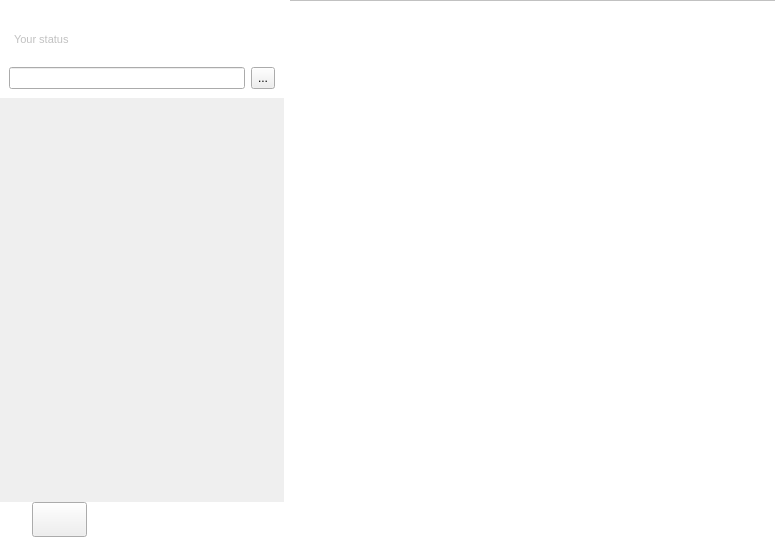
Old version of the form src/mainwindow.ui in the repository qTox/qTox.
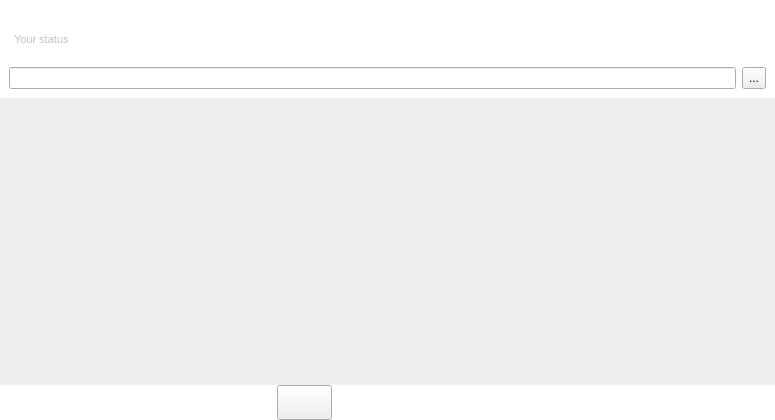
New version of the form. Icons and pictures are not drawn. Custom widgets are drawn as their Qt base class.

Commit message: Multi-window capabilities for all chats and menus

Diff of the .ui file:
```diff
--- a/src/mainwindow.ui
+++ b/src/mainwindow.ui
@@ -7,7 +7,7 @@
     <x>0</x>
     <y>0</y>
     <width>775</width>
-    <height>537</height>
+    <height>420</height>
    </rect>
   </property>
   <property name="minimumSize">
@@ -1288,555 +1288,6 @@
         </item>
        </layout>
       </widget>
-      <widget class="QWidget" name="mainPanel" native="true">
-       <property name="sizePolicy">
-        <sizepolicy hsizetype="MinimumExpanding" vsizetype="Preferred">
-         <horstretch>0</horstretch>
-         <verstretch>0</verstretch>
-        </sizepolicy>
-       </property>
-       <property name="palette">
-        <palette>
-         <active>
-          <colorrole role="WindowText">
-           <brush brushstyle="SolidPattern">
-            <color alpha="255">
-             <red>0</red>
-             <green>0</green>
-             <blue>0</blue>
-            </color>
-           </brush>
-          </colorrole>
-          <colorrole role="Button">
-           <brush brushstyle="SolidPattern">
-            <color alpha="255">
-             <red>255</red>
-             <green>255</green>
-             <blue>255</blue>
-            </color>
-           </brush>
-          </colorrole>
-          <colorrole role="Light">
-           <brush brushstyle="SolidPattern">
-            <color alpha="255">
-             <red>255</red>
-             <green>255</green>
-             <blue>255</blue>
-            </color>
-           </brush>
-          </colorrole>
-          <colorrole role="Midlight">
-           <brush brushstyle="SolidPattern">
-            <color alpha="255">
-             <red>255</red>
-             <green>255</green>
-             <blue>255</blue>
-            </color>
-           </brush>
-          </colorrole>
-          <colorrole role="Dark">
-           <brush brushstyle="SolidPattern">
-            <color alpha="255">
-             <red>127</red>
-             <green>127</green>
-             <blue>127</blue>
-            </color>
-           </brush>
-          </colorrole>
-          <colorrole role="Mid">
-           <brush brushstyle="SolidPattern">
-            <color alpha="255">
-             <red>170</red>
-             <green>170</green>
-             <blue>170</blue>
-            </color>
-           </brush>
-          </colorrole>
-          <colorrole role="Text">
-           <brush brushstyle="SolidPattern">
-            <color alpha="255">
-             <red>0</red>
-             <green>0</green>
-             <blue>0</blue>
-            </color>
-           </brush>
-          </colorrole>
-          <colorrole role="BrightText">
-           <brush brushstyle="SolidPattern">
-            <color alpha="255">
-             <red>255</red>
-             <green>255</green>
-             <blue>255</blue>
-            </color>
-           </brush>
-          </colorrole>
-          <colorrole role="ButtonText">
-           <brush brushstyle="SolidPattern">
-            <color alpha="255">
-             <red>0</red>
-             <green>0</green>
-             <blue>0</blue>
-            </color>
-           </brush>
-          </colorrole>
-          <colorrole role="Base">
-           <brush brushstyle="SolidPattern">
-            <color alpha="255">
-             <red>255</red>
-             <green>255</green>
-             <blue>255</blue>
-            </color>
-           </brush>
-          </colorrole>
-          <colorrole role="Window">
-           <brush brushstyle="SolidPattern">
-            <color alpha="255">
-             <red>255</red>
-             <green>255</green>
-             <blue>255</blue>
-            </color>
-           </brush>
-          </colorrole>
-          <colorrole role="Shadow">
-           <brush brushstyle="SolidPattern">
-            <color alpha="255">
-             <red>0</red>
-             <green>0</green>
-             <blue>0</blue>
-            </color>
-           </brush>
-          </colorrole>
-          <colorrole role="AlternateBase">
-           <brush brushstyle="SolidPattern">
-            <color alpha="255">
-             <red>255</red>
-             <green>255</green>
-             <blue>255</blue>
-            </color>
-           </brush>
-          </colorrole>
-          <colorrole role="ToolTipBase">
-           <brush brushstyle="SolidPattern">
-            <color alpha="255">
-             <red>255</red>
-             <green>255</green>
-             <blue>220</blue>
-            </color>
-           </brush>
-          </colorrole>
-          <colorrole role="ToolTipText">
-           <brush brushstyle="SolidPattern">
-            <color alpha="255">
-             <red>0</red>
-             <green>0</green>
-             <blue>0</blue>
-            </color>
-           </brush>
-          </colorrole>
-         </active>
-         <inactive>
-          <colorrole role="WindowText">
-           <brush brushstyle="SolidPattern">
-            <color alpha="255">
-             <red>0</red>
-             <green>0</green>
-             <blue>0</blue>
-            </color>
-           </brush>
-          </colorrole>
-          <colorrole role="Button">
-           <brush brushstyle="SolidPattern">
-            <color alpha="255">
-             <red>255</red>
-             <green>255</green>
-             <blue>255</blue>
-            </color>
-           </brush>
-          </colorrole>
-          <colorrole role="Light">
-           <brush brushstyle="SolidPattern">
-            <color alpha="255">
-             <red>255</red>
-             <green>255</green>
-             <blue>255</blue>
-            </color>
-           </brush>
-          </colorrole>
-          <colorrole role="Midlight">
-           <brush brushstyle="SolidPattern">
-            <color alpha="255">
-             <red>255</red>
-             <green>255</green>
-             <blue>255</blue>
-            </color>
-           </brush>
-          </colorrole>
-          <colorrole role="Dark">
-           <brush brushstyle="SolidPattern">
-            <color alpha="255">
-             <red>127</red>
-             <green>127</green>
-             <blue>127</blue>
-            </color>
-           </brush>
-          </colorrole>
-          <colorrole role="Mid">
-           <brush brushstyle="SolidPattern">
-            <color alpha="255">
-             <red>170</red>
-             <green>170</green>
-             <blue>170</blue>
-            </color>
-           </brush>
-          </colorrole>
-          <colorrole role="Text">
-           <brush brushstyle="SolidPattern">
-            <color alpha="255">
-             <red>0</red>
-             <green>0</green>
-             <blue>0</blue>
-            </color>
-           </brush>
-          </colorrole>
-          <colorrole role="BrightText">
-           <brush brushstyle="SolidPattern">
-            <color alpha="255">
-             <red>255</red>
-             <green>255</green>
-             <blue>255</blue>
-            </color>
-           </brush>
-          </colorrole>
-          <colorrole role="ButtonText">
-           <brush brushstyle="SolidPattern">
-            <color alpha="255">
-             <red>0</red>
-             <green>0</green>
-             <blue>0</blue>
-            </color>
-           </brush>
-          </colorrole>
-          <colorrole role="Base">
-           <brush brushstyle="SolidPattern">
-            <color alpha="255">
-             <red>255</red>
-             <green>255</green>
-             <blue>255</blue>
-            </color>
-           </brush>
-          </colorrole>
-          <colorrole role="Window">
-           <brush brushstyle="SolidPattern">
-            <color alpha="255">
-             <red>255</red>
-             <green>255</green>
-             <blue>255</blue>
-            </color>
-           </brush>
-          </colorrole>
-          <colorrole role="Shadow">
-           <brush brushstyle="SolidPattern">
-            <color alpha="255">
-             <red>0</red>
-             <green>0</green>
-             <blue>0</blue>
-            </color>
-           </brush>
-          </colorrole>
-          <colorrole role="AlternateBase">
-           <brush brushstyle="SolidPattern">
-            <color alpha="255">
-             <red>255</red>
-             <green>255</green>
-             <blue>255</blue>
-            </color>
-           </brush>
-          </colorrole>
-          <colorrole role="ToolTipBase">
-           <brush brushstyle="SolidPattern">
-            <color alpha="255">
-             <red>255</red>
-             <green>255</green>
-             <blue>220</blue>
-            </color>
-           </brush>
-          </colorrole>
-          <colorrole role="ToolTipText">
-           <brush brushstyle="SolidPattern">
-            <color alpha="255">
-             <red>0</red>
-             <green>0</green>
-             <blue>0</blue>
-            </color>
-           </brush>
-          </colorrole>
-         </inactive>
-         <disabled>
-          <colorrole role="WindowText">
-           <brush brushstyle="SolidPattern">
-            <color alpha="255">
-             <red>127</red>
-             <green>127</green>
-             <blue>127</blue>
-            </color>
-           </brush>
-          </colorrole>
-          <colorrole role="Button">
-           <brush brushstyle="SolidPattern">
-            <color alpha="255">
-             <red>255</red>
-             <green>255</green>
-             <blue>255</blue>
-            </color>
-           </brush>
-          </colorrole>
-          <colorrole role="Light">
-           <brush brushstyle="SolidPattern">
-            <color alpha="255">
-             <red>255</red>
-             <green>255</green>
-             <blue>255</blue>
-            </color>
-           </brush>
-          </colorrole>
-          <colorrole role="Midlight">
-           <brush brushstyle="SolidPattern">
-            <color alpha="255">
-             <red>255</red>
-             <green>255</green>
-             <blue>255</blue>
-            </color>
-           </brush>
-          </colorrole>
-          <colorrole role="Dark">
-           <brush brushstyle="SolidPattern">
-            <color alpha="255">
-             <red>127</red>
-             <green>127</green>
-             <blue>127</blue>
-            </color>
-           </brush>
-          </colorrole>
-          <colorrole role="Mid">
-           <brush brushstyle="SolidPattern">
-            <color alpha="255">
-             <red>170</red>
-             <green>170</green>
-             <blue>170</blue>
-            </color>
-           </brush>
-          </colorrole>
-          <colorrole role="Text">
-           <brush brushstyle="SolidPattern">
-            <color alpha="255">
-             <red>127</red>
-             <green>127</green>
-             <blue>127</blue>
-            </color>
-           </brush>
-          </colorrole>
-          <colorrole role="BrightText">
-           <brush brushstyle="SolidPattern">
-            <color alpha="255">
-             <red>255</red>
-             <green>255</green>
-             <blue>255</blue>
-            </color>
-           </brush>
-          </colorrole>
-          <colorrole role="ButtonText">
-           <brush brushstyle="SolidPattern">
-            <color alpha="255">
-             <red>127</red>
-             <green>127</green>
-             <blue>127</blue>
-            </color>
-           </brush>
-          </colorrole>
-          <colorrole role="Base">
-           <brush brushstyle="SolidPattern">
-            <color alpha="255">
-             <red>255</red>
-             <green>255</green>
-             <blue>255</blue>
-            </color>
-           </brush>
-          </colorrole>
-          <colorrole role="Window">
-           <brush brushstyle="SolidPattern">
-            <color alpha="255">
-             <red>255</red>
-             <green>255</green>
-             <blue>255</blue>
-            </color>
-           </brush>
-          </colorrole>
-          <colorrole role="Shadow">
-           <brush brushstyle="SolidPattern">
-            <color alpha="255">
-             <red>0</red>
-             <green>0</green>
-             <blue>0</blue>
-            </color>
-           </brush>
-          </colorrole>
-          <colorrole role="AlternateBase">
-           <brush brushstyle="SolidPattern">
-            <color alpha="255">
-             <red>255</red>
-             <green>255</green>
-             <blue>255</blue>
-            </color>
-           </brush>
-          </colorrole>
-          <colorrole role="ToolTipBase">
-           <brush brushstyle="SolidPattern">
-            <color alpha="255">
-             <red>255</red>
-             <green>255</green>
-             <blue>220</blue>
-            </color>
-           </brush>
-          </colorrole>
-          <colorrole role="ToolTipText">
-           <brush brushstyle="SolidPattern">
-            <color alpha="255">
-             <red>0</red>
-             <green>0</green>
-             <blue>0</blue>
-            </color>
-           </brush>
-          </colorrole>
-         </disabled>
-        </palette>
-       </property>
-       <property name="autoFillBackground">
-        <bool>true</bool>
-       </property>
-       <layout class="QVBoxLayout" name="verticalLayout_2" stretch="0,0,0">
-        <property name="spacing">
-         <number>0</number>
-        </property>
-        <property name="leftMargin">
-         <number>0</number>
-        </property>
-        <property name="topMargin">
-         <number>0</number>
-        </property>
-        <property name="rightMargin">
-         <number>0</number>
-        </property>
-        <property name="bottomMargin">
-         <number>0</number>
-        </property>
-        <item>
-         <widget class="QWidget" name="mainHead" native="true">
-          <property name="sizePolicy">
-           <sizepolicy hsizetype="MinimumExpanding" vsizetype="Fixed">
-            <horstretch>0</horstretch>
-            <verstretch>0</verstretch>
-           </sizepolicy>
-          </property>
-          <property name="minimumSize">
-           <size>
-            <width>0</width>
-            <height>0</height>
-           </size>
-          </property>
-          <property name="maximumSize">
-           <size>
-            <width>16777215</width>
-            <height>16777215</height>
-           </size>
-          </property>
-          <property name="baseSize">
-           <size>
-            <width>0</width>
-            <height>57</height>
-           </size>
-          </property>
-          <property name="mouseTracking">
-           <bool>true</bool>
-          </property>
-         </widget>
-        </item>
-        <item>
-         <widget class="QFrame" name="mainHLine">
-          <property name="minimumSize">
-           <size>
-            <width>0</width>
-            <height>1</height>
-           </size>
-          </property>
-          <property name="maximumSize">
-           <size>
-            <width>16777215</width>
-            <height>1</height>
-           </size>
-          </property>
-          <property name="palette">
-           <palette>
-            <active>
-             <colorrole role="WindowText">
-              <brush brushstyle="SolidPattern">
-               <color alpha="255">
-                <red>193</red>
-                <green>193</green>
-                <blue>193</blue>
-               </color>
-              </brush>
-             </colorrole>
-            </active>
-            <inactive>
-             <colorrole role="WindowText">
-              <brush brushstyle="SolidPattern">
-               <color alpha="255">
-                <red>193</red>
-                <green>193</green>
-                <blue>193</blue>
-               </color>
-              </brush>
-             </colorrole>
-            </inactive>
-            <disabled>
-             <colorrole role="WindowText">
-              <brush brushstyle="SolidPattern">
-               <color alpha="255">
-                <red>127</red>
-                <green>127</green>
-                <blue>127</blue>
-               </color>
-              </brush>
-             </colorrole>
-            </disabled>
-           </palette>
-          </property>
-          <property name="frameShape">
-           <enum>QFrame::HLine</enum>
-          </property>
-          <property name="frameShadow">
-           <enum>QFrame::Plain</enum>
-          </property>
-         </widget>
-        </item>
-        <item>
-         <widget class="QWidget" name="mainContent" native="true">
-          <property name="sizePolicy">
-           <sizepolicy hsizetype="MinimumExpanding" vsizetype="MinimumExpanding">
-            <horstretch>0</horstretch>
-            <verstretch>0</verstretch>
-           </sizepolicy>
-          </property>
-          <property name="minimumSize">
-           <size>
-            <width>375</width>
-            <height>0</height>
-           </size>
-          </property>
-         </widget>
-        </item>
-       </layout>
-      </widget>
      </widget>
     </item>
    </layout>
```
The commit also changes 27 other files.
